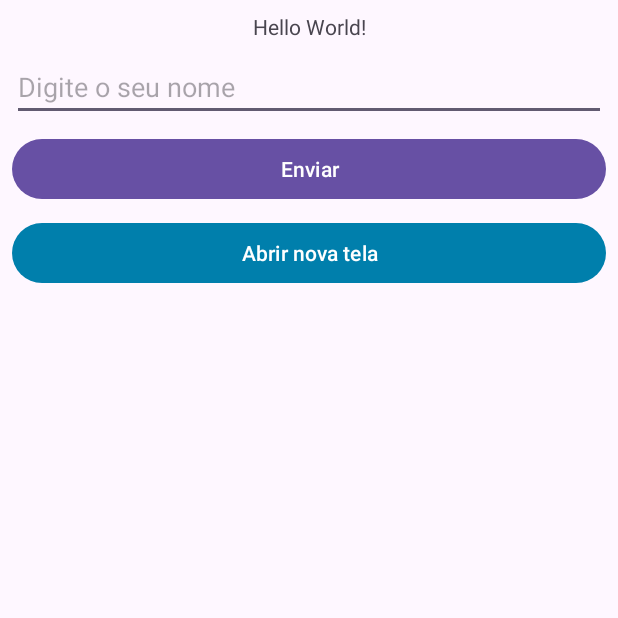
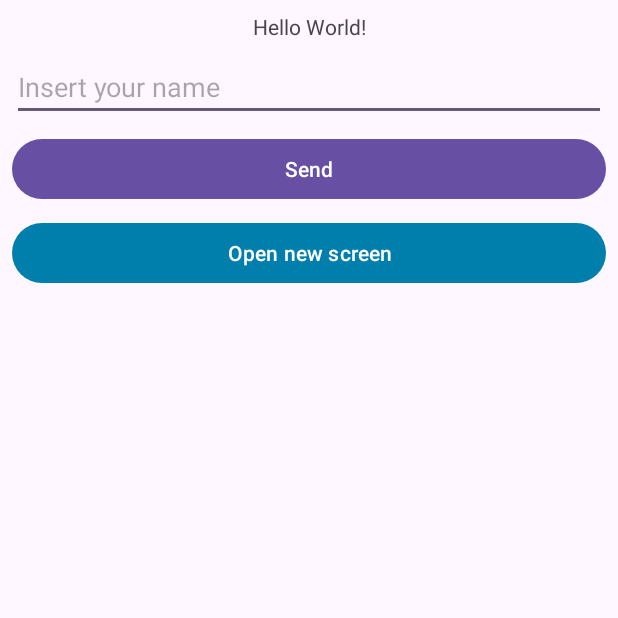
Before and after one commit to DiegoGervazoni/OceanJornadaAndroidMar2024, an Android app: the screen it shows after launch (MainActivity), on a phone screen of 412 x 824 dp, the top half of it. Run offline under Robolectric (Android 15) with nearby library versions, the phone set to English and light mode, and no system bars.

Commit message:
Tradução do app habilidata, Ingles e Portugues

```diff
--- a/app/src/main/java/com/example/oceanandroidjornadamar2024/MainActivity.kt
+++ b/app/src/main/java/com/example/oceanandroidjornadamar2024/MainActivity.kt
@@ -23,7 +23,7 @@ class MainActivity : AppCompatActivity() {
             if(etNome.text.isNotBlank()){
                 tvResultado.text = etNome.text
             }else {
-                etNome.error = "Digite um nome válido!"
+                etNome.error = getString(R.string.insert_a_valid_name)
             }
         }
 
--- a/app/src/main/res/layout/activity_main.xml
+++ b/app/src/main/res/layout/activity_main.xml
@@ -15,7 +15,7 @@
         android:layout_marginTop="8dp"
         android:layout_marginEnd="8dp"
         android:layout_marginRight="8dp"
-        android:text="Hello World!"
+        android:text="@string/hello_world"
         app:layout_constraintEnd_toEndOf="parent"
         app:layout_constraintStart_toStartOf="parent"
         app:layout_constraintTop_toTopOf="parent" />
@@ -29,7 +29,7 @@
         android:layout_marginTop="8dp"
         android:layout_marginEnd="8dp"
         android:layout_marginRight="8dp"
-        android:text="Enviar"
+        android:text="@string/send"
         app:layout_constraintEnd_toEndOf="parent"
         app:layout_constraintHorizontal_bias="0.0"
         app:layout_constraintStart_toStartOf="parent"
@@ -45,7 +45,7 @@
         android:layout_marginEnd="8dp"
         android:layout_marginRight="8dp"
         android:ems="10"
-        android:hint="Digite o seu nome"
+        android:hint="@string/insert_your_name"
         android:inputType="text"
         app:layout_constraintEnd_toEndOf="parent"
         app:layout_constraintStart_toStartOf="parent"
@@ -60,7 +60,7 @@
         android:layout_marginTop="8dp"
         android:layout_marginEnd="8dp"
         android:layout_marginRight="8dp"
-        android:text="Abrir nova tela"
+        android:text="@string/open_new_screen"
         app:backgroundTint="#FF007FAC"
         app:layout_constraintEnd_toEndOf="parent"
         app:layout_constraintStart_toStartOf="parent"
--- a/app/src/main/res/layout/activity_resultado.xml
+++ b/app/src/main/res/layout/activity_resultado.xml
@@ -15,7 +15,7 @@
         android:layout_marginTop="8dp"
         android:layout_marginEnd="16dp"
         android:layout_marginRight="16dp"
-        android:text="O Resultado aparecerá aqui"
+        android:text="@string/result_will_be_shown_here"
         app:layout_constraintEnd_toEndOf="parent"
         app:layout_constraintStart_toStartOf="parent"
         app:layout_constraintTop_toTopOf="parent" />
@@ -29,7 +29,7 @@
         android:layout_marginTop="8dp"
         android:layout_marginEnd="8dp"
         android:layout_marginRight="8dp"
-        android:text="Voltar"
+        android:text="@string/back"
         app:backgroundTint="#FF007FAC"
         app:layout_constraintEnd_toEndOf="parent"
         app:layout_constraintStart_toStartOf="parent"
--- a/app/src/main/res/values/strings.xml
+++ b/app/src/main/res/values/strings.xml
@@ -1,3 +1,10 @@
 <resources>
     <string name="app_name">OceanAndroidJornadaMar2024</string>
+    <string name="hello_world">Hello World!</string>
+    <string name="send">Send</string>
+    <string name="insert_your_name">Insert your name</string>
+    <string name="open_new_screen">Open new screen</string>
+    <string name="insert_a_valid_name">Insert a valid name!</string>
+    <string name="result_will_be_shown_here">Result will be shown here</string>
+    <string name="back">Back</string>
 </resources>
```
Also changed, not shown: 1 other file.
